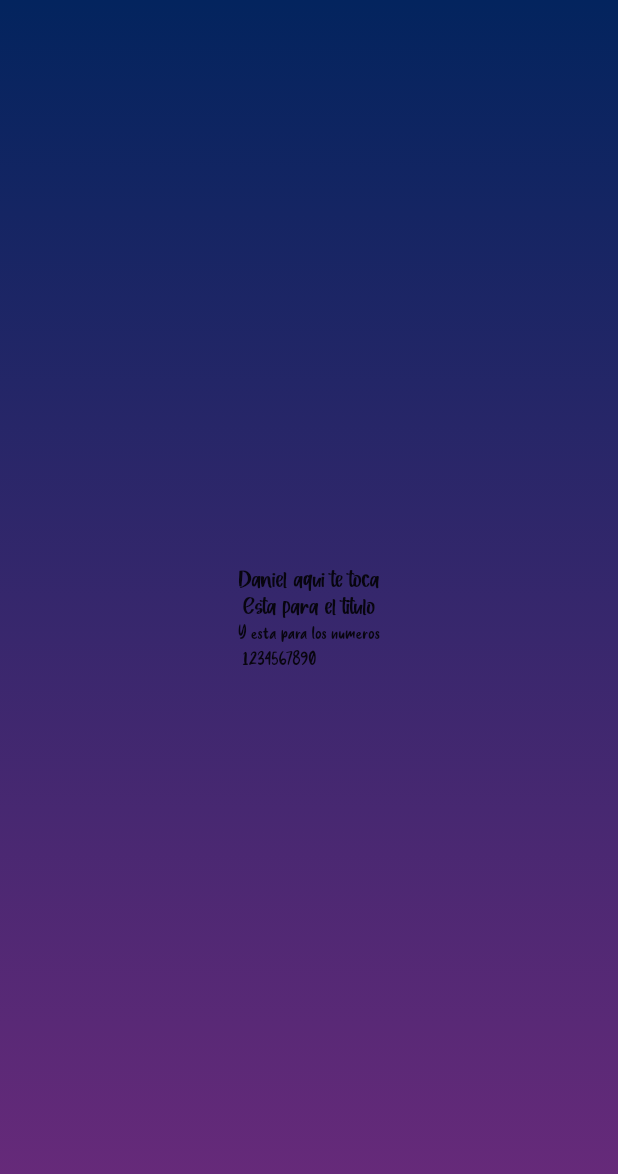
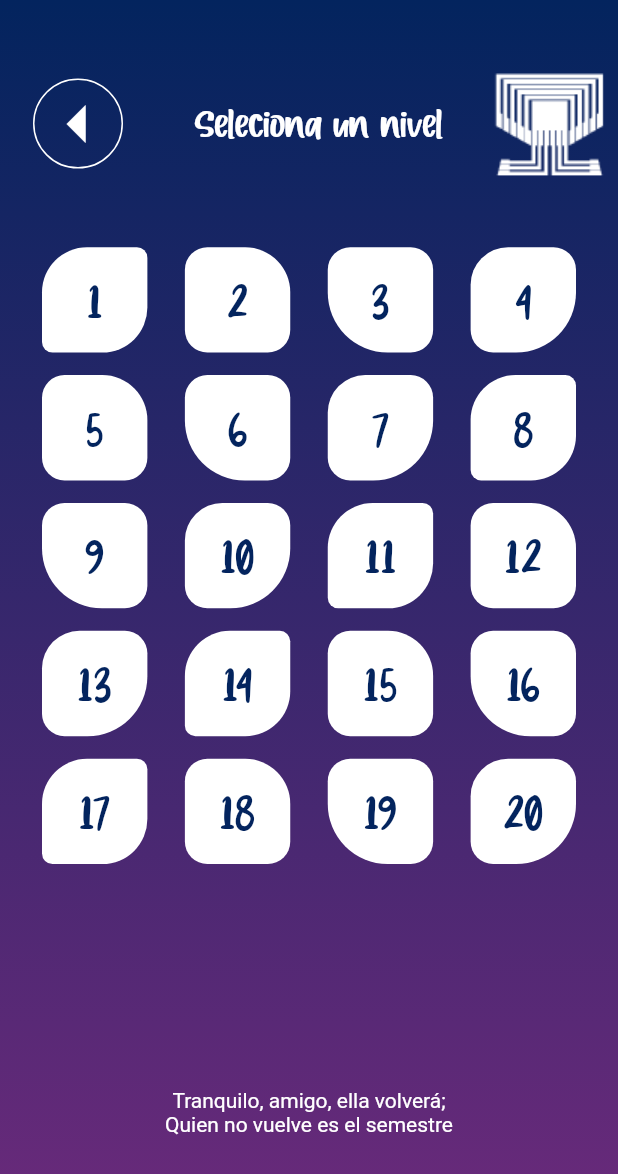
Before and after one commit to PedroRafa26/UnetGame, a Flutter app: the LevelSelector screen opened directly, on a phone screen of 412 x 824 dp. Shown: the top 1174 px of the screen. Run offline on Flutter 3.47's test engine with Material 2 defaults, Android fonts, the phone set to English and light mode, and no system bars.

Commit message:
Worked level selection screen

```diff
--- a/lib/screens/level_selector.dart
+++ b/lib/screens/level_selector.dart
@@ -1,5 +1,32 @@
 import 'package:flutter/material.dart';
 import 'package:four_unet_one/global_widgets/back.dart';
+
+final List<BorderRadius> _buttonBorders = [
+  BorderRadius.only(
+    topLeft: Radius.circular(30),
+    topRight: Radius.circular(7),
+    bottomRight: Radius.circular(30),
+    bottomLeft: Radius.circular(7),
+  ),
+  BorderRadius.only(
+    topLeft: Radius.circular(15),
+    topRight: Radius.circular(30),
+    bottomRight: Radius.circular(15),
+    bottomLeft: Radius.circular(15),
+  ),
+  BorderRadius.only(
+    topLeft: Radius.circular(15),
+    topRight: Radius.circular(15),
+    bottomRight: Radius.circular(15),
+    bottomLeft: Radius.circular(40),
+  ),
+  BorderRadius.only(
+    topLeft: Radius.circular(25),
+    topRight: Radius.circular(15),
+    bottomRight: Radius.circular(40),
+    bottomLeft: Radius.circular(15),
+  )
+];
 
 class LevelSelector extends StatelessWidget {
   @override
@@ -16,16 +43,110 @@ class LevelSelector extends StatelessWidget {
           SafeArea(
             child: Container(
               child: Center(
-                child: Column(
-                  mainAxisSize: MainAxisSize.min,
-                  children: <Widget>[
-                    Text('Daniel aqui te toca',
-                        style: TextStyle(fontFamily: 'WildHazelnut')),
-                    Text('Esta para el titulo',
-                        style: TextStyle(fontFamily: 'WildHazelnut')),
-                    Text('Y esta para los numeros\n 1234567890',
-                        style: TextStyle(fontFamily: 'SweetPurple')),
-                  ],
+                child: Padding(
+                  padding: const EdgeInsets.symmetric(
+                    horizontal: 8,
+                  ),
+                  child: Column(
+                    // mainAxisSize: MainAxisSize.min,
+                    children: <Widget>[
+                      // SizedBox(
+                      //   height: 45,
+                      // ),
+                      Expanded(
+                        flex: 2,
+                        child: Center(
+                          child: Row(
+                            mainAxisAlignment: MainAxisAlignment.spaceBetween,
+                            children: <Widget>[
+                              OutlineButton(
+                                borderSide: BorderSide(color: Colors.white),
+                                padding: EdgeInsets.all(0),
+                                child: Icon(
+                                  Icons.arrow_left,
+                                  color: Colors.white,
+                                  size: 60,
+                                ),
+                                shape: CircleBorder(),
+                                highlightedBorderColor: Colors.white,
+                                highlightColor: Colors.white,
+                                onPressed: () {
+                                  Navigator.of(context).pop();
+                                },
+                              ),
+                              Text(
+                                'Seleciona un nivel',
+                                textAlign: TextAlign.center,
+                                style: TextStyle(
+                                  fontFamily: 'WildHazelnut',
+                                  color: Colors.white,
+                                  fontSize: 25,
+                                ),
+                              ),
+                              Image.asset(
+                                'assets/images/layout/logo.png',
+                              ),
+                            ],
+                          ),
+                        ),
+                      ),
+                      // SizedBox(
+                      //   height: 60,
+                      // ),
+                      Expanded(
+                        flex: 6,
+                        child: Padding(
+                          padding: const EdgeInsets.symmetric(horizontal: 20),
+                          child: Center(
+                            child: GridView.builder(
+                              scrollDirection: Axis.vertical,
+                              controller: ScrollController(
+                                keepScrollOffset: true,
+                              ),
+                              shrinkWrap: false,
+                              gridDelegate:
+                                  SliverGridDelegateWithFixedCrossAxisCount(
+                                crossAxisCount: 4,
+                                crossAxisSpacing: 25,
+                                mainAxisSpacing: 15,
+                              ),
+                              itemBuilder: (BuildContext context, int index) {
+                                int lengthBorders = _buttonBorders.length;
+                                int borderRadiusNumber = index < lengthBorders
+                                    ? index
+                                    : int.parse(
+                                        '${(index + (index / lengthBorders).floor()) % lengthBorders}');
+                                return LevelButton(
+                                  numberLevel: '${index + 1}',
+                                  borderRadius:
+                                      _buttonBorders[borderRadiusNumber],
+                                );
+                              },
+                              itemCount: 20,
+                            ),
+                          ),
+                        ),
+                      ),
+                      // SizedBox(
+                      //   height: 45,
+                      // ),
+                      Expanded(
+                        flex: 2,
+                        child: Center(
+                          child: Text(
+                            'Tranquilo, amigo, ella volverá; \nQuien no vuelve es el semestre',
+                            textAlign: TextAlign.center,
+                            style: TextStyle(
+                              color: Colors.white,
+                            ),
+                          ),
+                        ),
+                      ),
+                      // SizedBox(
+                      //   height: 25,
+                      // ),
+                    ],
+                  ),
                 ),
               ),
             ),
@@ -35,3 +156,46 @@ class LevelSelector extends StatelessWidget {
     );
   }
 }
+
+class LevelButton extends StatelessWidget {
+  final String numberLevel;
+  final BorderRadius borderRadius;
+
+  LevelButton({@required this.numberLevel, this.borderRadius});
+
+  @override
+  Widget build(BuildContext context) {
+    return InkWell(
+      onTap: () {
+        showDialog(
+          builder: (context) => AlertDialog(
+            content: Text('Has seleccionado el nivel $numberLevel'),
+          ),
+          context: context,
+        );
+      },
+      child: Container(
+        height: 5,
+        width: 5,
+        decoration: BoxDecoration(
+          borderRadius: this.borderRadius != null
+              ? this.borderRadius
+              : BorderRadius.all(
+                  Radius.circular(15),
+                ),
+          color: Colors.white,
+        ),
+        child: Center(
+          child: Text(
+            '${this.numberLevel}',
+            style: TextStyle(
+              color: Color(0xFF03245E),
+              fontFamily: 'SweetPurple',
+              fontSize: 35,
+            ),
+          ),
+        ),
+      ),
+    );
+  }
+}
```
